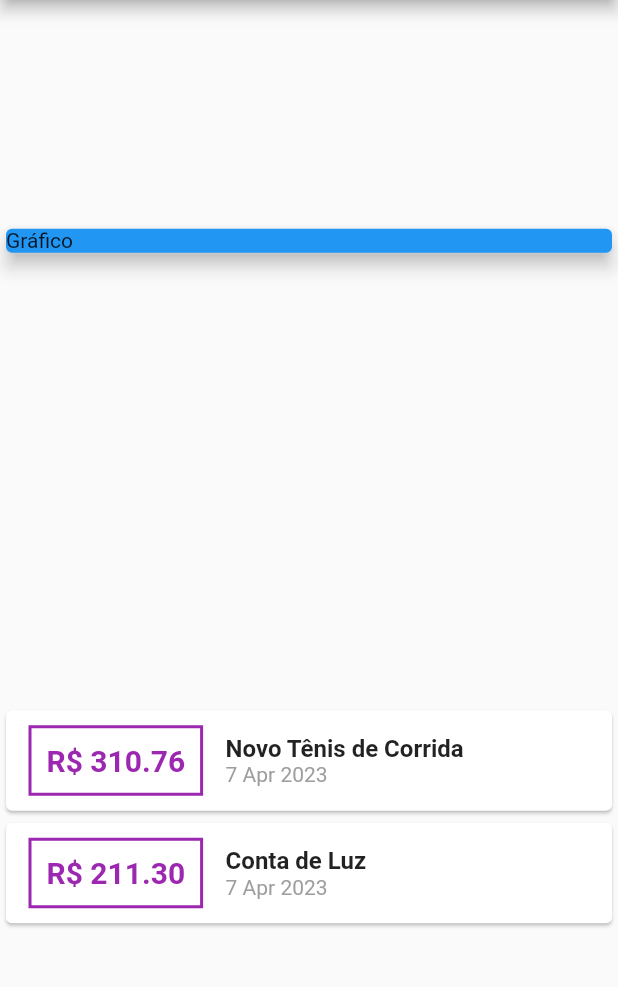
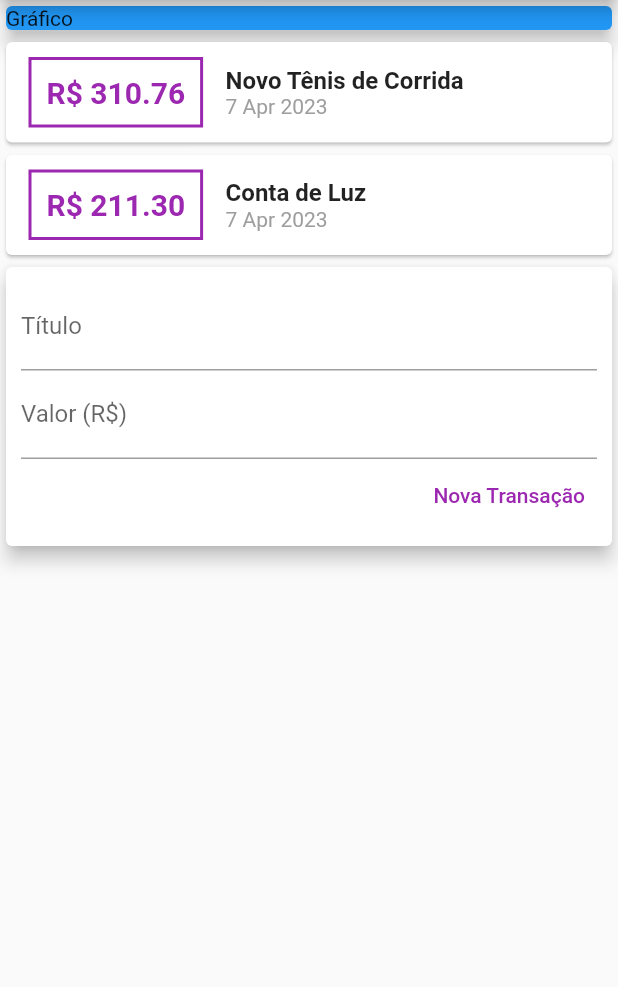
Before and after one commit to CharlesEdu07/ExpensesApp, a Flutter app: the screen it shows after launch, on a phone screen of 412 x 824 dp, the part 84-1071 px from its top. Run offline on Flutter 3.47's test engine with Material 2 defaults, Android fonts, the phone set to English and light mode, and no system bars.

Commit message:
Dividindo as funcionalidades de transações em diferentes arquivos

```diff
--- /dev/null
+++ b/lib/components/transaction_form.dart
@@ -0,0 +1,42 @@
+import 'package:flutter/material.dart';
+
+class TransactionForm extends StatelessWidget {
+  final titleController = TextEditingController();
+  final valueController = TextEditingController();
+
+  @override
+  Widget build(BuildContext context) {
+    return Card(
+        elevation: 5,
+        child: Padding(
+          padding: const EdgeInsets.all(10),
+          child: Column(
+            children: <Widget>[
+              TextField(
+                controller: titleController,
+                decoration: InputDecoration(labelText: 'Título'),
+              ),
+              TextField(
+                controller: valueController,
+                decoration: InputDecoration(labelText: 'Valor (R\$)'),
+              ),
+              Row(
+                mainAxisAlignment: MainAxisAlignment.end,
+                children: [
+                  TextButton(
+                    onPressed: () => {
+                      print(titleController.text),
+                      print(valueController.text),
+                    },
+                    child: Text('Nova Transação'),
+                    style: TextButton.styleFrom(
+                      foregroundColor: Colors.purple,
+                    ),
+                  ),
+                ],
+              ),
+            ],
+          ),
+        ));
+  }
+}
--- /dev/null
+++ b/lib/components/transaction_list.dart
@@ -0,0 +1,60 @@
+import 'package:flutter/material.dart';
+import 'package:intl/intl.dart';
+import '../models/transaction.dart';
+
+class TransactionList extends StatelessWidget {
+  final List<Transaction> transactions;
+
+  TransactionList(this.transactions);
+
+  @override
+  Widget build(BuildContext context) {
+    return Column(
+      children: transactions.map((tr) {
+        return Card(
+          child: Row(
+            children: [
+              Container(
+                margin: EdgeInsets.symmetric(
+                  vertical: 10,
+                  horizontal: 15,
+                ),
+                decoration: BoxDecoration(
+                  border: Border.all(
+                    color: Colors.purple,
+                    width: 2,
+                  ),
+                ),
+                padding: EdgeInsets.all(10),
+                child: Text(
+                  "R\$ ${tr.value.toStringAsFixed(2)}",
+                  style: TextStyle(
+                    fontWeight: FontWeight.bold,
+                    fontSize: 20,
+                    color: Colors.purple,
+                  ),
+                ),
+              ),
+              Column(
+                crossAxisAlignment: CrossAxisAlignment.start,
+                children: [
+                  Text(tr.title,
+                      style: TextStyle(
+                        fontSize: 16,
+                        fontWeight: FontWeight.bold,
+                      )),
+                  Text(
+                    DateFormat('d MMM y').format(tr.date),
+                    style: TextStyle(
+                      color: Colors.grey,
+                    ),
+                  ),
+                ],
+              ),
+            ],
+          ),
+        );
+      }).toList(),
+    );
+  }
+}
--- a/lib/main.dart
+++ b/lib/main.dart
@@ -1,6 +1,8 @@
 import 'package:flutter/material.dart';
-import 'package:intl/intl.dart';
 import './models/transaction.dart';
+import './components/transaction_list.dart';
+import './components/transaction_form.dart';
+
 void main() => runApp(ExpensesApp());
 
 class ExpensesApp extends StatelessWidget {
@@ -36,7 +38,6 @@ class MyHomePage extends StatelessWidget {
         title: Text('Expenses'),
       ),
       body: Column(
-        mainAxisAlignment: MainAxisAlignment.spaceAround,
         crossAxisAlignment: CrossAxisAlignment.stretch,
         children: <Widget>[
           Container(
@@ -46,55 +47,8 @@ class MyHomePage extends StatelessWidget {
               color: Colors.blue,
             ),
           ),
-          Column(
-            children: _transactions.map((tr) {
-              return Card(
-                child: Row(
-                  children: [
-                    Container(
-                      margin: EdgeInsets.symmetric(
-                        vertical: 10,
-                        horizontal: 15,
-                      ),
-                      decoration: BoxDecoration(
-                        border: Border.all(
-                          color: Colors.purple,
-                          width: 2,
-                        ),
-                      ),
-                      padding: EdgeInsets.all(10),
-                      child: Text(
-                        "R\$ ${tr.value.toStringAsFixed(2)}",
-                        style: TextStyle(
-                          fontWeight: FontWeight.bold,
-                          fontSize: 20,
-                          color: Colors.purple,
-                        ),
-                      ),
-                    ),
-                    Column(
-                      crossAxisAlignment: CrossAxisAlignment.start,
-                      children: [
-                        Text(
-                          tr.title,
-                          style: TextStyle(
-                            fontSize: 16,
-                            fontWeight: FontWeight.bold,
-                          )
-                        ),
-                        Text(
-                          DateFormat('d MMM y').format(tr.date),
-                          style: TextStyle(
-                            color: Colors.grey,
-                          ),
-                        ),
-                      ],
-                    ),
-                  ],
-                ),
-              );
-            }).toList(),
-          )
+          TransactionList(_transactions),
+          TransactionForm(),
         ],
       ),
     );
```
